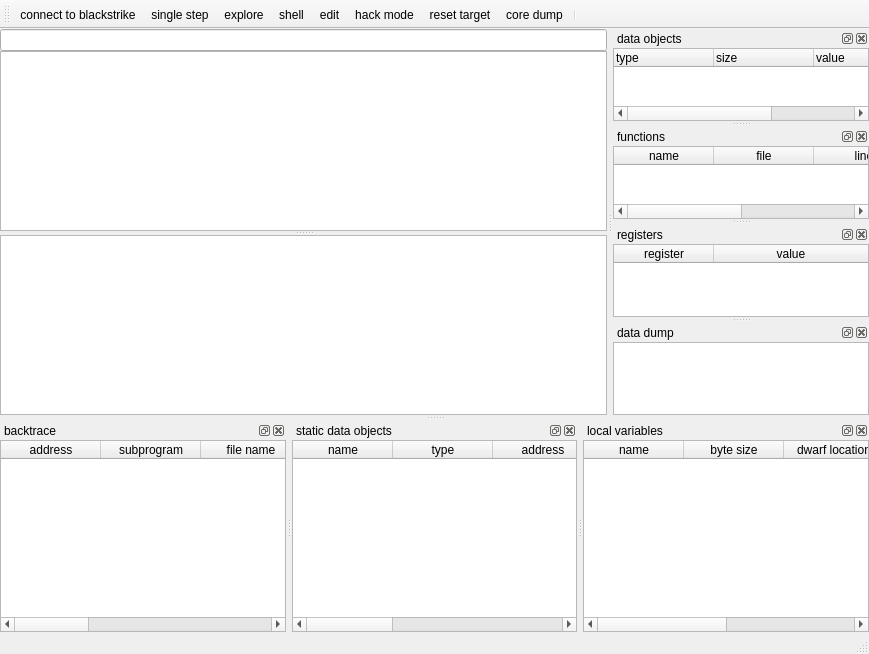
First picture: the form in mainwindow.ui, repository stoyan-shopov/troll, before the edit.
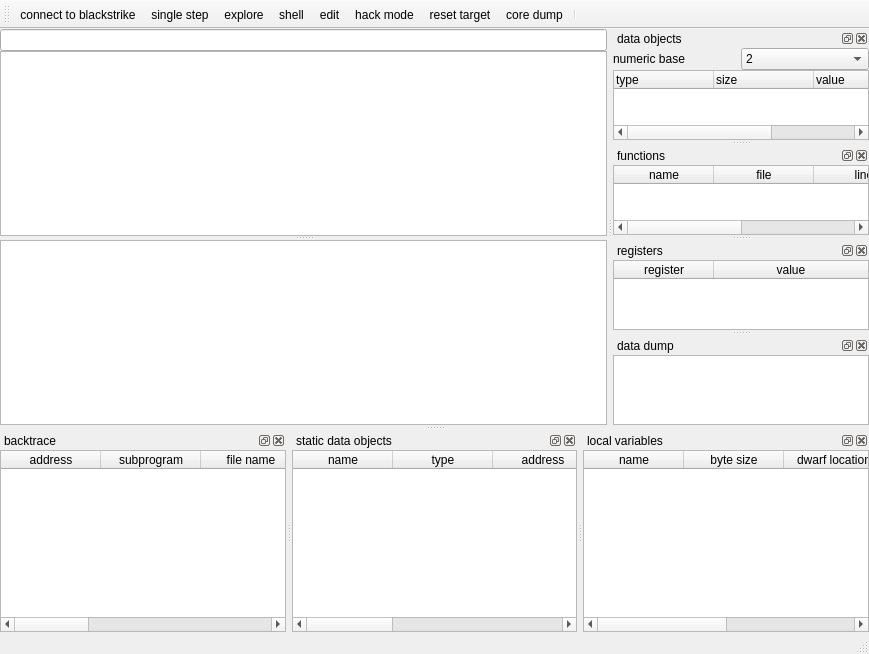
Second picture: the form after the edit.

Commit message: initial support for changing the numeric base for displaying data objects

The edit to the form file:
```diff
--- a/mainwindow.ui
+++ b/mainwindow.ui
@@ -100,6 +100,39 @@
      <property name="bottomMargin">
       <number>0</number>
      </property>
+     <item>
+      <layout class="QHBoxLayout" name="horizontalLayout">
+       <property name="spacing">
+        <number>0</number>
+       </property>
+       <item>
+        <widget class="QLabel" name="label">
+         <property name="text">
+          <string>numeric base</string>
+         </property>
+        </widget>
+       </item>
+       <item>
+        <widget class="QComboBox" name="comboBoxDataDisplayNumericBase">
+         <item>
+          <property name="text">
+           <string>2</string>
+          </property>
+         </item>
+         <item>
+          <property name="text">
+           <string>10</string>
+          </property>
+         </item>
+         <item>
+          <property name="text">
+           <string>16</string>
+          </property>
+         </item>
+        </widget>
+       </item>
+      </layout>
+     </item>
      <item>
       <widget class="QTreeWidget" name="treeWidgetDataObjects">
        <property name="alternatingRowColors">
```
Left out of the diff: 1 changed line with no effect on the pictures. The commit also changes 2 other files.
